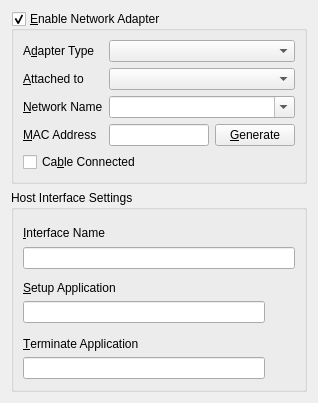
jljuxgm/vboxgit, file vbox/src/VBox/Frontends/VirtualBox4/ui/VBoxVMSettingsNetwork.ui: the form before one commit.
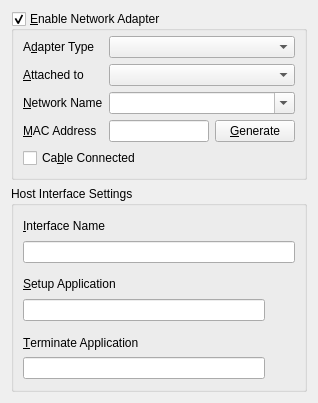
The form after the commit.

```diff
--- a/vbox/src/VBox/Frontends/VirtualBox4/ui/VBoxVMSettingsNetwork.ui
+++ b/vbox/src/VBox/Frontends/VirtualBox4/ui/VBoxVMSettingsNetwork.ui
@@ -48,6 +48,9 @@
       <bool>true</bool>
      </property>
      <layout class="QGridLayout" >
+      <property name="topMargin" >
+       <number>5</number>
+      </property>
       <item row="0" column="0" >
        <widget class="QLabel" name="mLbAType" >
         <property name="text" >
@@ -160,6 +163,9 @@
       <string>Host Interface Settings</string>
      </property>
      <layout class="QVBoxLayout" >
+      <property name="topMargin" >
+       <number>5</number>
+      </property>
       <item>
        <layout class="QVBoxLayout" >
         <property name="spacing" >
```
